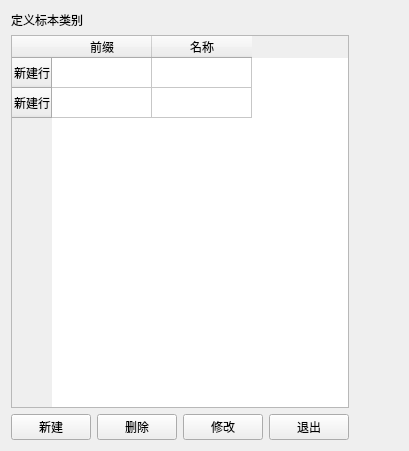
Qt form tabsystemset/otherwidget/typeset.ui (YYC572652645/PatholoSystem) before a commit.
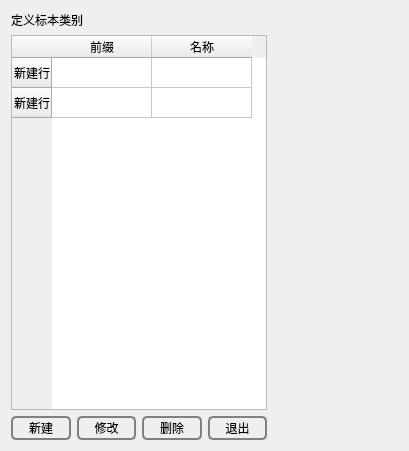
The same form after that commit.

Diff of the .ui file:
```diff
--- a/tabsystemset/otherwidget/typeset.ui
+++ b/tabsystemset/otherwidget/typeset.ui
@@ -53,27 +53,123 @@
         <layout class="QHBoxLayout" name="horizontalLayout">
          <item>
           <widget class="QPushButton" name="pushButtonNew">
+           <property name="styleSheet">
+            <string notr="true">QPushButton
+{
+    background-color: transparent;
+    border-radius:5px;
+    border:2px solid gray;
+    color:black;
+    height:20px;
+}
+
+QPushButton:hover
+{
+    background-color: rgb(0,130,150);
+    border-radius:5px;
+    color:white;
+}
+
+QPushButton:hover:pressed
+{
+    background-color:rgb(85,170,255);
+    border-radius:5px;
+    color:white;
+}</string>
+           </property>
            <property name="text">
             <string>新建</string>
            </property>
           </widget>
          </item>
-         <item>
-          <widget class="QPushButton" name="pushButtonDelete">
-           <property name="text">
-            <string>删除</string>
-           </property>
-          </widget>
-         </item>
          <item>
           <widget class="QPushButton" name="pushButtonUpdate">
+           <property name="styleSheet">
+            <string notr="true">QPushButton
+{
+    background-color: transparent;
+    border-radius:5px;
+    border:2px solid gray;
+    color:black;
+    height:20px;
+}
+
+QPushButton:hover
+{
+    background-color: rgb(0,130,150);
+    border-radius:5px;
+    color:white;
+}
+
+QPushButton:hover:pressed
+{
+    background-color:rgb(85,170,255);
+    border-radius:5px;
+    color:white;
+}</string>
+           </property>
            <property name="text">
             <string>修改</string>
            </property>
           </widget>
          </item>
+         <item>
+          <widget class="QPushButton" name="pushButtonDelete">
+           <property name="styleSheet">
+            <string notr="true">QPushButton
+{
+    background-color: transparent;
+    border-radius:5px;
+    border:2px solid gray;
+    color:black;
+    height:20px;
+}
+
+QPushButton:hover
+{
+    background-color: rgb(0,130,150);
+    border-radius:5px;
+    color:white;
+}
+
+QPushButton:hover:pressed
+{
+    background-color:rgb(85,170,255);
+    border-radius:5px;
+    color:white;
+}</string>
+           </property>
+           <property name="text">
+            <string>删除</string>
+           </property>
+          </widget>
+         </item>
          <item>
           <widget class="QPushButton" name="pushButtonExit">
+           <property name="styleSheet">
+            <string notr="true">QPushButton
+{
+    background-color: transparent;
+    border-radius:5px;
+    border:2px solid gray;
+    color:black;
+    height:20px;
+}
+
+QPushButton:hover
+{
+    background-color: rgb(0,130,150);
+    border-radius:5px;
+    color:white;
+}
+
+QPushButton:hover:pressed
+{
+    background-color:rgb(85,170,255);
+    border-radius:5px;
+    color:white;
+}</string>
+           </property>
            <property name="text">
             <string>退出</string>
            </property>
```
